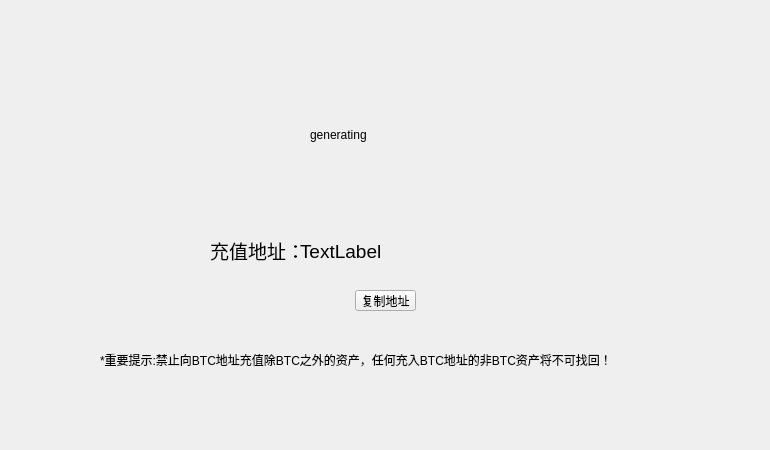
Old version of the form depositpage/DepositQrcodeWidget.ui in the repository HcashOrg/hx-indicator.
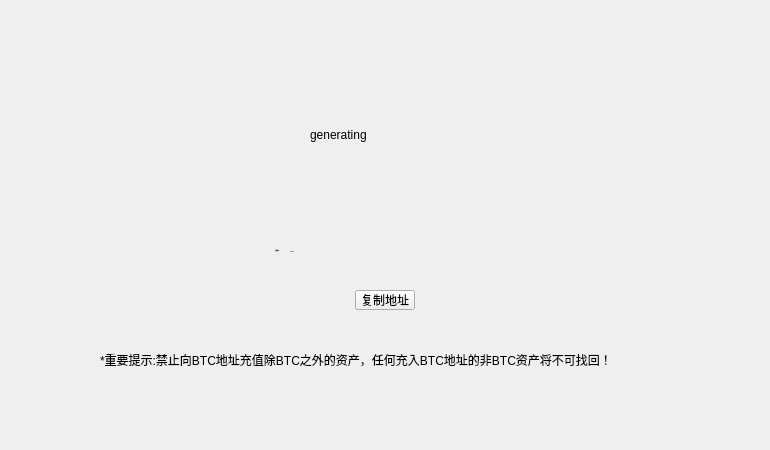
New version of the form.

```diff
--- a/depositpage/DepositQrcodeWidget.ui
+++ b/depositpage/DepositQrcodeWidget.ui
@@ -45,35 +45,52 @@
   <widget class="QLabel" name="label_mark">
    <property name="geometry">
     <rect>
-     <x>210</x>
+     <x>80</x>
      <y>240</y>
-     <width>91</width>
+     <width>200</width>
      <height>21</height>
     </rect>
    </property>
    <property name="font">
     <font>
-     <pointsize>14</pointsize>
+     <family>微软雅黑</family>
+     <pointsize>-1</pointsize>
+     <weight>50</weight>
+     <italic>false</italic>
+     <bold>false</bold>
     </font>
    </property>
+   <property name="styleSheet">
+    <string notr="true">font: 13px &quot;微软雅黑&quot;;</string>
+   </property>
    <property name="text">
     <string>充值地址：</string>
    </property>
+   <property name="alignment">
+    <set>Qt::AlignRight|Qt::AlignTrailing|Qt::AlignVCenter</set>
+   </property>
   </widget>
   <widget class="QLabel" name="label_address">
    <property name="geometry">
     <rect>
-     <x>300</x>
+     <x>290</x>
      <y>236</y>
-     <width>411</width>
+     <width>300</width>
      <height>31</height>
     </rect>
    </property>
    <property name="font">
     <font>
-     <pointsize>14</pointsize>
+     <family>微软雅黑</family>
+     <pointsize>-1</pointsize>
+     <weight>50</weight>
+     <italic>false</italic>
+     <bold>false</bold>
     </font>
    </property>
+   <property name="styleSheet">
+    <string notr="true">font: 13px &quot;微软雅黑&quot;;</string>
+   </property>
    <property name="text">
     <string>TextLabel</string>
    </property>
@@ -83,8 +100,8 @@
     <rect>
      <x>355</x>
      <y>290</y>
-     <width>61</width>
-     <height>21</height>
+     <width>60</width>
+     <height>20</height>
     </rect>
    </property>
    <property name="font">
```
Left out of the diff: 6 changed lines with no effect on the pictures.
